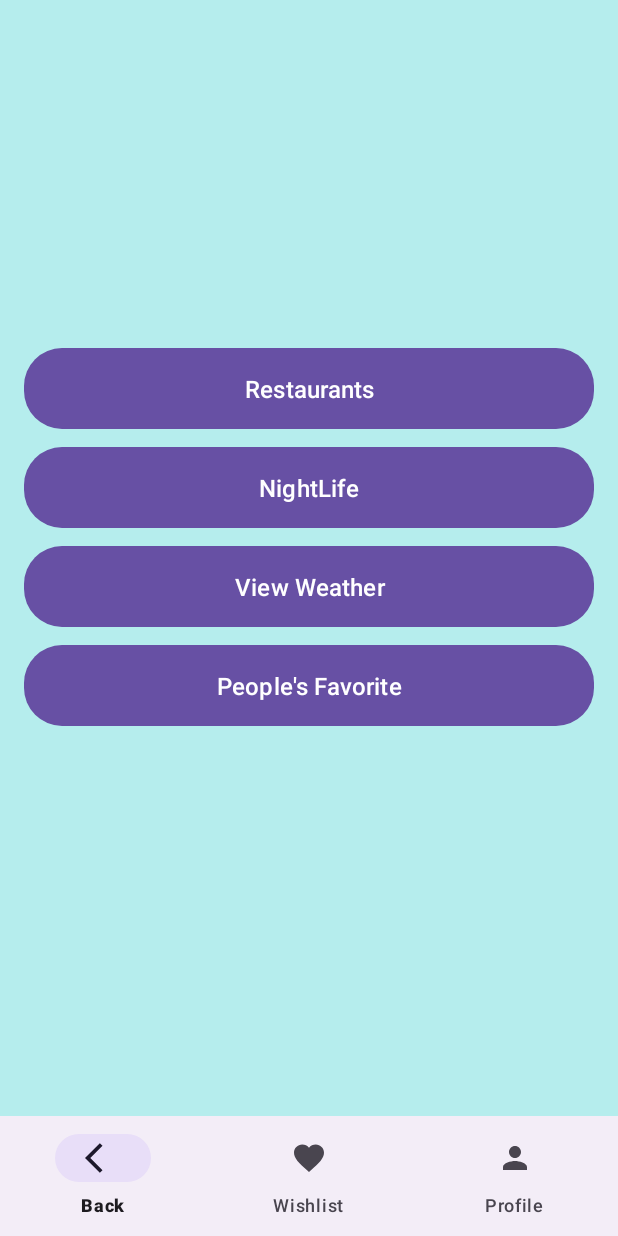
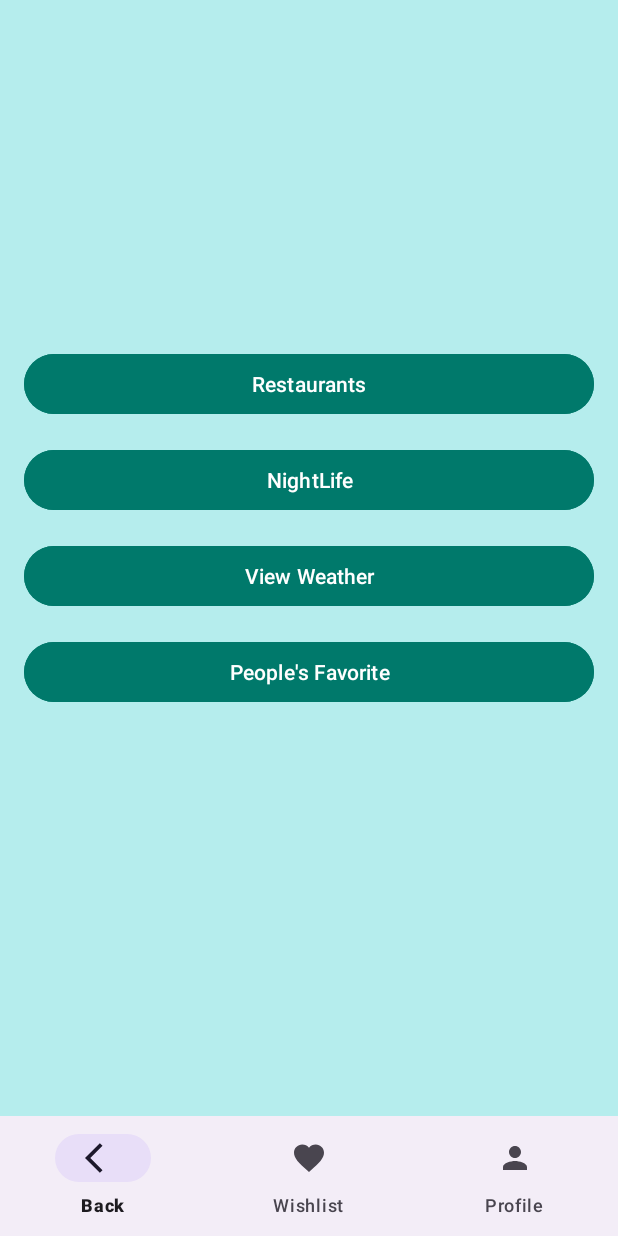
Before and after one commit to lne2003/TravelGuideApp, an Android app: the DestinationDetailsActivity screen opened directly, with no data from a screen before it, on a phone screen of 412 x 824 dp. Run offline under Robolectric (Android 15) with nearby library versions, the phone set to English and light mode, and no system bars; our stand-ins replace Picasso; pictures from the network do not load.

Commit message:
fixing colours

```diff
--- a/app/src/main/res/layout/activity_destination_details.xml
+++ b/app/src/main/res/layout/activity_destination_details.xml
@@ -1,3 +1,4 @@
+<?xml version="1.0" encoding="utf-8"?>
 <LinearLayout xmlns:android="http://schemas.android.com/apk/res/android"
     android:layout_width="match_parent"
     android:layout_height="match_parent"
@@ -10,67 +11,44 @@
         android:layout_width="match_parent"
         android:layout_height="200dp"
         android:contentDescription="Image of the destination"
-        android:scaleType="centerCrop"
-        android:layout_marginBottom="16dp" />
+        android:scaleType="centerCrop" />
 
     <Button
         android:id="@+id/restaurantsButton"
         android:layout_width="match_parent"
         android:layout_height="wrap_content"
         android:text="Restaurants"
-        android:textAllCaps="false"
-        android:drawableStart="@drawable/ic_restaurant"
-        android:drawablePadding="10dp"
-        android:background="@drawable/rounded_button"
-        android:padding="12dp"
-        android:elevation="4dp"
-        android:textColor="#FFFFFF"
-        android:textSize="16sp"
-        android:layout_marginBottom="12dp" />
+        android:layout_marginTop="16dp"
+        android:backgroundTint="#00796B"/>
 
+
+    <!-- Add the new Button for Attractions -->
     <Button
         android:id="@+id/nightlifeButton"
         android:layout_width="match_parent"
         android:layout_height="wrap_content"
         android:text="NightLife"
-        android:textAllCaps="false"
-        android:drawableStart="@drawable/ic_nightlife"
-        android:drawablePadding="10dp"
-        android:background="@drawable/rounded_button"
-        android:padding="12dp"
-        android:elevation="4dp"
-        android:textColor="#FFFFFF"
-        android:textSize="16sp"
-        android:layout_marginBottom="12dp" />
+        android:layout_marginTop="16dp"
+        android:backgroundTint="#00796B"/>
 
+    <!-- Add the new Button for Weather -->
     <Button
         android:id="@+id/weatherButton"
         android:layout_width="match_parent"
         android:layout_height="wrap_content"
         android:text="View Weather"
-        android:textAllCaps="false"
-        android:drawableStart="@drawable/weather_icon_description"
-    android:drawablePadding="10dp"
-    android:background="@drawable/rounded_button"
-    android:padding="12dp"
-    android:elevation="4dp"
-    android:textColor="#FFFFFF"
-    android:textSize="16sp"
-    android:layout_marginBottom="12dp" />
+        android:layout_marginTop="16dp"
+        android:backgroundTint="#00796B"/>
 
+    <!-- Add the new Button for People's Favorite -->
     <Button
         android:id="@+id/peoplesFavoriteButton"
         android:layout_width="match_parent"
         android:layout_height="wrap_content"
         android:text="People's Favorite"
-        android:textAllCaps="false"
-        android:drawableStart="@drawable/ic_heart"
-    android:drawablePadding="10dp"
-    android:background="@drawable/rounded_button"
-    android:padding="12dp"
-    android:elevation="4dp"
-    android:textColor="#FFFFFF"
-    android:textSize="16sp"
-    android:layout_marginBottom="12dp" />
+        android:layout_marginTop="16dp"
+        android:backgroundTint="#00796B"/>
+
+
 
 </LinearLayout>
--- a/app/src/main/res/layout/activity_favorites.xml
+++ b/app/src/main/res/layout/activity_favorites.xml
@@ -4,7 +4,15 @@
     android:layout_height="match_parent"
     android:orientation="vertical"
     android:padding="16dp">
-
+    <TextView
+        android:id="@+id/favoritesTitleTextView"
+        android:layout_width="wrap_content"
+        android:layout_height="wrap_content"
+        android:text="Favorites"
+        android:textSize="24sp"
+        android:textStyle="bold"
+        android:layout_marginBottom="16dp"
+        android:gravity="center"/>
     <!-- TextView to show if no favorites are found -->
     <TextView
         android:id="@+id/noFavoritesTextView"
--- a/app/src/main/res/layout/activity_loading.xml
+++ b/app/src/main/res/layout/activity_loading.xml
@@ -4,7 +4,7 @@
     android:layout_height="match_parent"
     android:orientation="vertical"
     android:gravity="center"
-    android:background="#f0f0f0">
+    android:background="#B5EDED">
 
     <TextView
         android:id="@+id/loadingMessage"
--- a/app/src/main/res/layout/activity_splash.xml
+++ b/app/src/main/res/layout/activity_splash.xml
@@ -2,7 +2,7 @@
 <RelativeLayout xmlns:android="http://schemas.android.com/apk/res/android"
     android:layout_width="match_parent"
     android:layout_height="match_parent"
-    android:background="@color/white">
+    android:background="#B5EDED">
 
     <!-- App Logo -->
     <ImageView
--- a/app/src/main/res/layout/card_favorite_restaurant.xml
+++ b/app/src/main/res/layout/card_favorite_restaurant.xml
@@ -4,6 +4,7 @@
     android:layout_height="wrap_content"
     xmlns:card_view="http://schemas.android.com/apk/res-auto"
     android:orientation="vertical"
+
     android:padding="16dp">
 
     <!-- Text Outside the CardView -->
--- a/app/src/main/res/layout/fragment_profile.xml
+++ b/app/src/main/res/layout/fragment_profile.xml
@@ -180,7 +180,7 @@
         android:text="LOG OUT"
         android:layout_marginTop="40dp"
         android:layout_gravity="center"
-        android:backgroundTint="@android:color/holo_green_dark"
+        android:backgroundTint="#00796B"
         android:textColor="@android:color/white"
         android:padding="16dp" />
 
```
Also changed, not shown: app/src/main/res/layout/base_activity.xml (+6 -3 lines).
